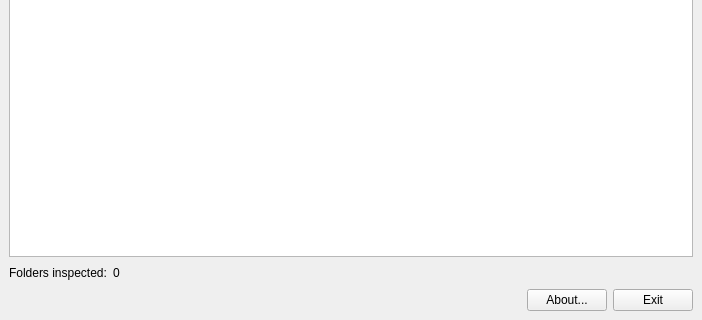
Before: the Qt Designer form Duplicates.ui in FelixdelasPozas/Duplicate-Folders-Finder, drawn with Qt 5; both pictures show x 0 to 702 and y 370 to 690 of the 702 by 690 pixel window.
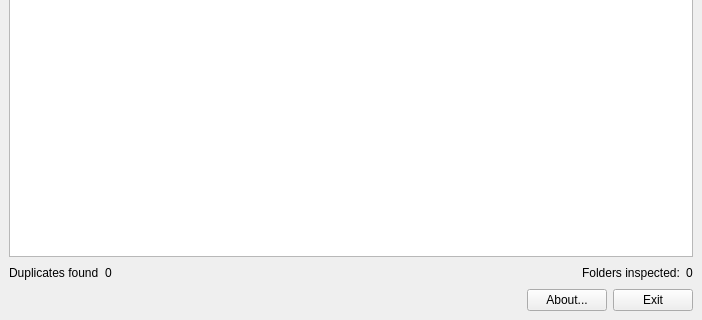
After: the same form once the commit is applied. Icons and pictures are not drawn.

What changed in the file:
```diff
--- a/Duplicates.ui
+++ b/Duplicates.ui
@@ -173,7 +173,7 @@
       <item>
        <widget class="QLabel" name="label_6">
         <property name="text">
-         <string>Folders inspected:</string>
+         <string>Duplicates found</string>
         </property>
        </widget>
       </item>
@@ -197,6 +197,20 @@
         </property>
        </spacer>
       </item>
+      <item>
+       <widget class="QLabel" name="label_3">
+        <property name="text">
+         <string>Folders inspected:</string>
+        </property>
+       </widget>
+      </item>
+      <item>
+       <widget class="QLabel" name="m_inspected">
+        <property name="text">
+         <string>0</string>
+        </property>
+       </widget>
+      </item>
      </layout>
     </item>
     <item>
```
